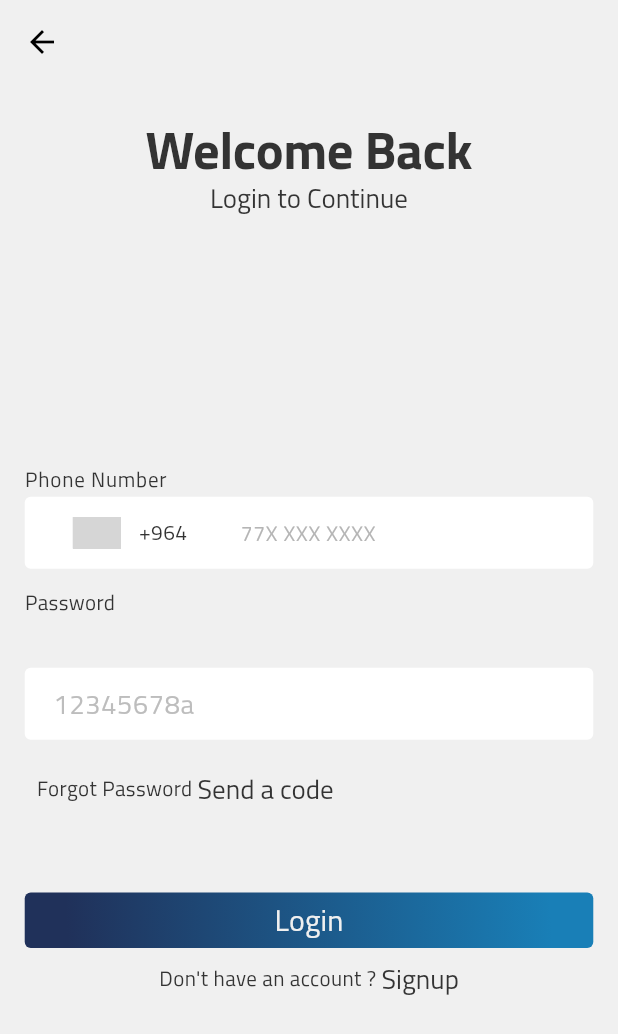
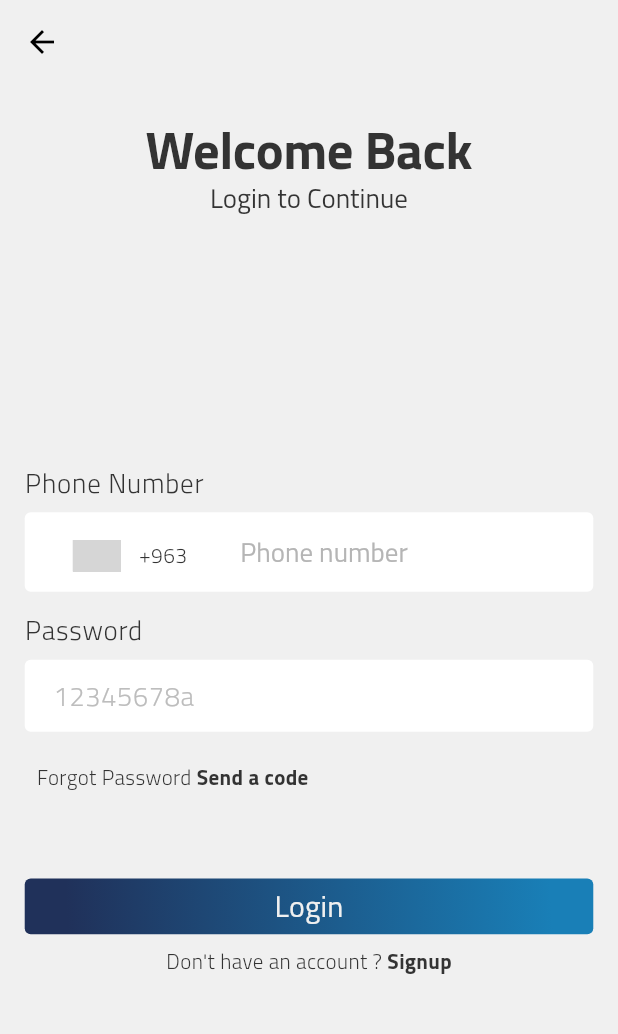
Before and after one commit to johnykoudsi/Nostra-Casa-Real-Estate, a Flutter app: the screen it shows after launch, after a tap on "Login", on a phone screen of 412 x 824 dp. Shown: the top 1034 px of the screen. Run offline on Flutter 3.47's test engine with Material 2 defaults, Android fonts, the phone set to English and light mode, and no system bars; drawn by our look-alikes of intl_phone_number_input; our stand-ins replace bloc, easy_localization, equatable, flutter_bloc, flutter_svg, google_maps_flutter; missing offline and left inert: google_maps_flutter_android, google_maps_flutter_platform_interface; project files that could hold a hidden picture were left out; grey boxes are pictures that could not be loaded.

Commit message:
login screen done

```diff
--- a/lib/presentation/global_widgets/custom_text_field.dart
+++ b/lib/presentation/global_widgets/custom_text_field.dart
@@ -3,14 +3,12 @@ import 'package:flutter/services.dart';
 import 'package:nostra_casa/utility/app_style.dart';
 
 class CustomTextField extends StatelessWidget {
+
   String hintText;
-  IconData? icon;
   TextInputType? textInputType;
   int? fontSize;
   TextEditingController? controller;
   String? Function(String?)? validator;
-  IconData? icon2;
-  Function()? secureText;
   bool onlyNumber;
   bool passwordBool;
   Function(String)? onChanged;
@@ -31,13 +29,10 @@ class CustomTextField extends StatelessWidget {
       this.action = TextInputAction.none,
       required this.hintText,
       this.onChanged,
-      this.icon,
       this.textInputType,
       this.fontSize,
       this.controller,
       this.validator,
-      this.icon2,
-      this.secureText,
       required this.passwordBool,
       this.onlyNumber = false,
       this.onSubmit,
@@ -52,11 +47,9 @@ class CustomTextField extends StatelessWidget {
       children: [
         Text(
           label,
-          style:
-              TextStyle(
-                  fontSize: 18,
-                  color: labelColor,
-              ),
+          style:Theme.of(context).textTheme.bodyText1!.copyWith(
+            color: labelColor,
+          )
         ),
         const SizedBox(
           height: 6,
@@ -81,38 +74,36 @@ class CustomTextField extends StatelessWidget {
           controller: controller,
           obscureText: passwordBool,
           keyboardType: textInputType,
-          cursorColor: AppStyle.blackColor,
+          cursorColor: AppStyle.darkBlueColor,
           decoration: InputDecoration(
             contentPadding:
                 const EdgeInsets.only(left: 15, bottom: 0, top: 0, right: 15),
             hintText: hintText,
             hintStyle: const TextStyle(
-                color: Color(0xffbdbdbd),
-                fontFamily: "Cairo",
-                fontSize:18),
+                color: Color(0xffbdbdbd), fontFamily: "Cairo", fontSize: 18),
             filled: true,
             fillColor: Colors.white,
             enabledBorder: const OutlineInputBorder(
-                 borderRadius: AppStyle.k4RadiusLowerPadding,
+                borderRadius: AppStyle.k4RadiusLowerPadding,
                 borderSide: BorderSide(
                   color: Colors.transparent,
                 )),
-            disabledBorder:  const OutlineInputBorder(
-                borderRadius:  AppStyle.k4RadiusLowerPadding,
+            disabledBorder: const OutlineInputBorder(
+                borderRadius: AppStyle.k4RadiusLowerPadding,
                 borderSide: BorderSide(
                   color: Colors.transparent,
                 )),
             enabled: true,
             focusedBorder: const OutlineInputBorder(
-                borderRadius:  AppStyle.k4RadiusLowerPadding,
+                borderRadius: AppStyle.k4RadiusLowerPadding,
                 borderSide: BorderSide(
                   width: 2,
-                  color:  AppStyle.blackColor,
+                  color: AppStyle.darkBlueColor,
                 )),
             border: const OutlineInputBorder(
-                borderRadius:  AppStyle.k4RadiusLowerPadding,
+                borderRadius: AppStyle.k4RadiusLowerPadding,
                 borderSide: BorderSide(
-                  color: AppStyle.blackColor,
+                  color: AppStyle.darkBlueColor,
                 )),
           ),
           textInputAction: action,
--- a/lib/presentation/global_widgets/dialogs_widgets/dialogs_snackBar.dart
+++ b/lib/presentation/global_widgets/dialogs_widgets/dialogs_snackBar.dart
@@ -20,7 +20,7 @@ class DialogsWidgetsSnackBar {
           dismissDirection: DismissDirection.none,
           content: Text(
             title,
-            style: Theme.of(context).textTheme.headline5,
+            style: Theme.of(context).textTheme.headline5!.copyWith(color: AppStyle.kBackGroundColor),
           ),
           margin: const EdgeInsets.fromLTRB(20, 0, 20, 70),
           backgroundColor: color,
--- a/lib/presentation/login_screen/login_screen.dart
+++ b/lib/presentation/login_screen/login_screen.dart
@@ -3,6 +3,7 @@ import 'package:flutter/material.dart';
 import 'package:intl_phone_number_input/intl_phone_number_input.dart';
 import 'package:nostra_casa/presentation/global_widgets/dialogs_widgets/dialogs_snackBar.dart';
 import 'package:nostra_casa/presentation/global_widgets/dialogs_widgets/dialogs_yes_no.dart';
+import 'package:nostra_casa/utility/app_routes.dart';
 import 'package:nostra_casa/utility/app_style.dart';
 import '../global_widgets/custom_text_field.dart';
 import '../global_widgets/elevated_button_widget.dart';
@@ -18,13 +19,12 @@ class _LoginScreenState extends State<LoginScreen> {
   static final GlobalKey<FormState> _key = GlobalKey<FormState>();
   TextEditingController phoneNumberController = TextEditingController();
   TextEditingController passwordController = TextEditingController();
-  PhoneNumber phoneNumber = PhoneNumber(isoCode: "IQ");
+  PhoneNumber phoneNumber = PhoneNumber(isoCode: "SY");
 
   @override
   Widget build(BuildContext context) {
     double getWidth = MediaQuery.of(context).size.width;
     double getHeight = MediaQuery.of(context).size.height;
-    final double heightBetweenHeaderAndTextField = getHeight * 0.002;
     final double heightBetweenFields = getHeight * 0.015;
 
     return ColoredBox(
@@ -67,8 +67,8 @@ class _LoginScreenState extends State<LoginScreen> {
                         style: Theme.of(context).textTheme.bodyText1,
                       ),
 
-                      SizedBox(
-                        height: heightBetweenHeaderAndTextField,
+                      const SizedBox(
+                        height: 6,
                       ),
 
                       Container(
@@ -81,22 +81,19 @@ class _LoginScreenState extends State<LoginScreen> {
                           onInputChanged: (PhoneNumber value) {
                             phoneNumber = value;
                           },
-                          hintText: "77X XXX XXXX",
                           searchBoxDecoration: const InputDecoration(
                             contentPadding: EdgeInsets.only(top: 30),
                             // hintText: "Search by country name or dial code",
-                            labelText:
-                                "Search by country name or dial code",
+                            labelText: "Search by country name or dial code",
                           ),
-                          textStyle:
-                              const TextStyle(color: AppStyle.blackColor),
+                          textStyle: Theme.of(context).textTheme.headline5!.copyWith(height:2.5),
                           initialValue: phoneNumber,
                           keyboardAction: TextInputAction.next,
-                          cursorColor: AppStyle.blackColor,
+                          cursorColor: AppStyle.darkBlueColor,
                           textFieldController: phoneNumberController,
                           selectorConfig: const SelectorConfig(
-                              selectorType:
-                                  PhoneInputSelectorType.BOTTOM_SHEET),
+                              selectorType: PhoneInputSelectorType.BOTTOM_SHEET
+                          ),
                         ),
                       ),
 
@@ -104,18 +101,10 @@ class _LoginScreenState extends State<LoginScreen> {
                       SizedBox(
                         height: heightBetweenFields,
                       ),
-                      Text(
-                        "Password".tr(),
-                        style: Theme.of(context).textTheme.bodyText2,
-                      ),
-                      SizedBox(
-                        height: heightBetweenHeaderAndTextField,
-                      ),
                       CustomTextField(
                         action: TextInputAction.done,
                         controller: passwordController,
-                        // maxLength: 15,
-
+                        label: "Password",
                         onlyNumber: false,
                         validator: (value) {
                           if (value == null || value.isEmpty) {
@@ -131,33 +120,28 @@ class _LoginScreenState extends State<LoginScreen> {
                         textInputType: TextInputType.visiblePassword,
                         passwordBool: true,
                       ),
+
                       SizedBox(
                         height: heightBetweenFields,
                       ),
                       GestureDetector(
                         onTap: () async {
-
                           if (phoneNumberController.text.isEmpty) {
                             DialogsWidgetsSnackBar.showScaffoldSnackBar(
-                                title: "Please enter phone number first !"
-                                    .tr(),
+                                title: "Please enter phone number first !".tr(),
                                 context: context);
-                          }
-                          else {
+                          } else {
                             DialogsWidgetsYesNo.showYesNoDialog(
                                 title:
                                     "${"Verification code will be send to this number :".tr()}"
                                     "\n ${phoneNumber.phoneNumber?.replaceAllMapped(RegExp(r'(\d{3})(\d{3})(\d+)'), (Match m) => "(${m[1]}) ${m[2]}-${m[3]}")}",
                                 noTitle: "Cancel".tr(),
                                 yesTitle: "Send".tr(),
-                                onYesTap: () {
-
-                                },
+                                onYesTap: () {},
                                 context: context,
                                 onNoTap: () {
                                   Navigator.of(context).pop();
-                                }
-                            );
+                                });
                           }
                         },
                         child: Padding(
@@ -165,12 +149,16 @@ class _LoginScreenState extends State<LoginScreen> {
                           child: Row(
                             mainAxisAlignment: MainAxisAlignment.start,
                             children: [
-                              Text('Forgot Password '.tr(),
-                            style: Theme.of(context).textTheme.bodyText2,
+                              Text(
+                                'Forgot Password '.tr(),
+                                style: Theme.of(context).textTheme.bodyText2,
                               ),
                               Text(
                                 'Send a code'.tr(),
-                                style: Theme.of(context).textTheme.headline5,
+                                style: Theme.of(context)
+                                    .textTheme
+                                    .bodyText2!
+                                    .copyWith(fontWeight: AppFontWeight.bold),
                               ),
                             ],
                           ),
@@ -178,32 +166,30 @@ class _LoginScreenState extends State<LoginScreen> {
                       ),
                     ],
                   ),
+
                   SizedBox(height: getHeight * 0.06),
                   ElevatedButtonWidget(
                     title: 'Login'.tr(),
                     onPressed: () {
-                      if (_key.currentState!.validate()) {
-
-                      }
+                      if (_key.currentState!.validate()) {}
                     },
                   ),
                   GestureDetector(
                     onTap: () {
-                      Navigator.of(context).pushReplacementNamed('/signup');
+                      Navigator.of(context).pushReplacementNamed(AppRoutes.signup);
                     },
                     child: Padding(
                       padding: const EdgeInsets.all(8.0),
                       child: Row(
                         mainAxisAlignment: MainAxisAlignment.center,
                         children: [
-                          Text("Don't have an account ? ".tr(),
+                          Text(
+                            "Don't have an account ? ".tr(),
                             style: Theme.of(context).textTheme.bodyText2,
-
                           ),
                           Text(
                             'Signup'.tr(),
-                            style: Theme.of(context).textTheme.headline5,
-
+                            style: Theme.of(context).textTheme.bodyText2!.copyWith(fontWeight: AppFontWeight.bold),
                           ),
                         ],
                       ),
--- a/lib/utility/app_style.dart
+++ b/lib/utility/app_style.dart
@@ -62,11 +62,21 @@ class AppStyle {
       ),
       headline5: TextStyle(fontSize: 18, color: blackColor),
       headline6: TextStyle(
-          fontSize: 16, color: blackColor, fontWeight: AppFontWeight.medium),
+          fontSize: 16,
+          color: blackColor,
+          fontWeight: AppFontWeight.medium
+      ),
 
-      bodyText1: TextStyle(fontSize: 14, color: blackColor),
-      bodyText2: TextStyle(fontSize: 14, color: blackColor),
-      // bodyText1: TextStyle(),
+      bodyText1: TextStyle(
+          fontSize: 18,
+          color: blackColor,
+          fontWeight: AppFontWeight.light
+      ),
+      bodyText2: TextStyle(
+          fontSize: 14,
+          color: blackColor,
+          fontWeight: AppFontWeight.light
+      ),
     ),
     elevatedButtonTheme: ElevatedButtonThemeData(
         style: ElevatedButton.styleFrom(
```
